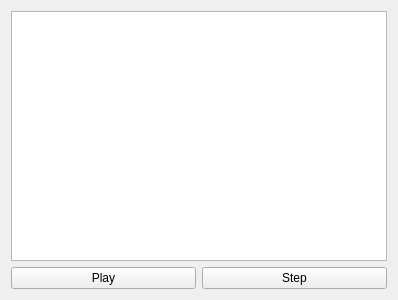
First picture: the form in resources/simulation_view.ui, repository mwegrzyn2311/TrafficSim, before the edit.
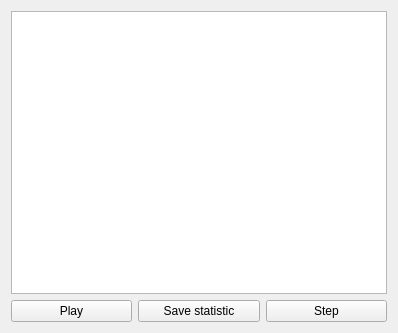
Second picture: the form after the edit.

```diff
--- a/resources/simulation_view.ui
+++ b/resources/simulation_view.ui
@@ -7,7 +7,7 @@
     <x>0</x>
     <y>0</y>
     <width>398</width>
-    <height>300</height>
+    <height>333</height>
    </rect>
   </property>
   <property name="maximumSize">
@@ -44,6 +44,13 @@
          </property>
         </widget>
        </item>
+       <item>
+        <widget class="QPushButton" name="save_statistic">
+         <property name="text">
+          <string>Save statistic</string>
+         </property>
+        </widget>
+       </item>
        <item>
         <widget class="QPushButton" name="step_button">
          <property name="text">
```
Left out of the diff: 17 changed lines with no effect on the pictures.
